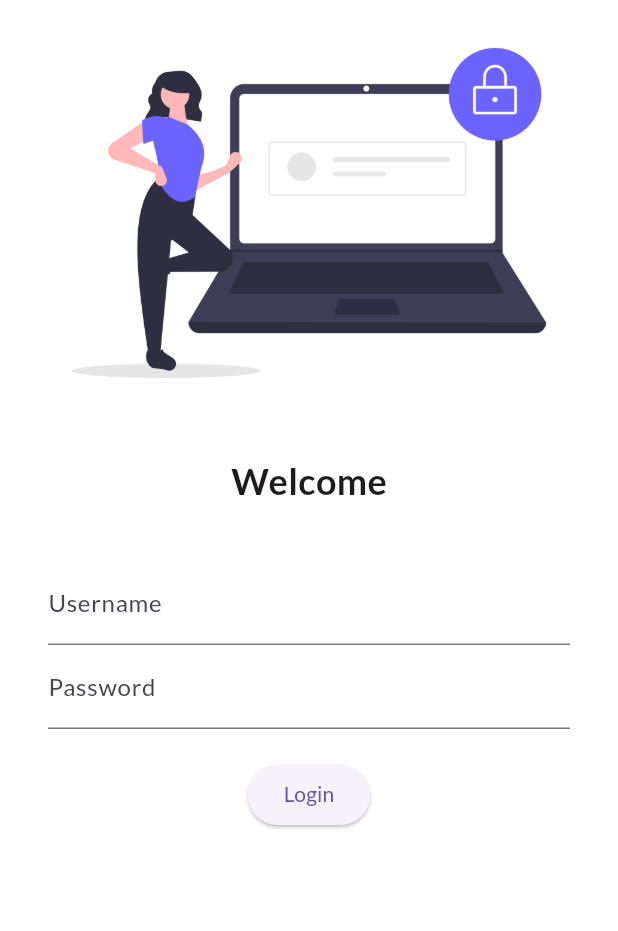
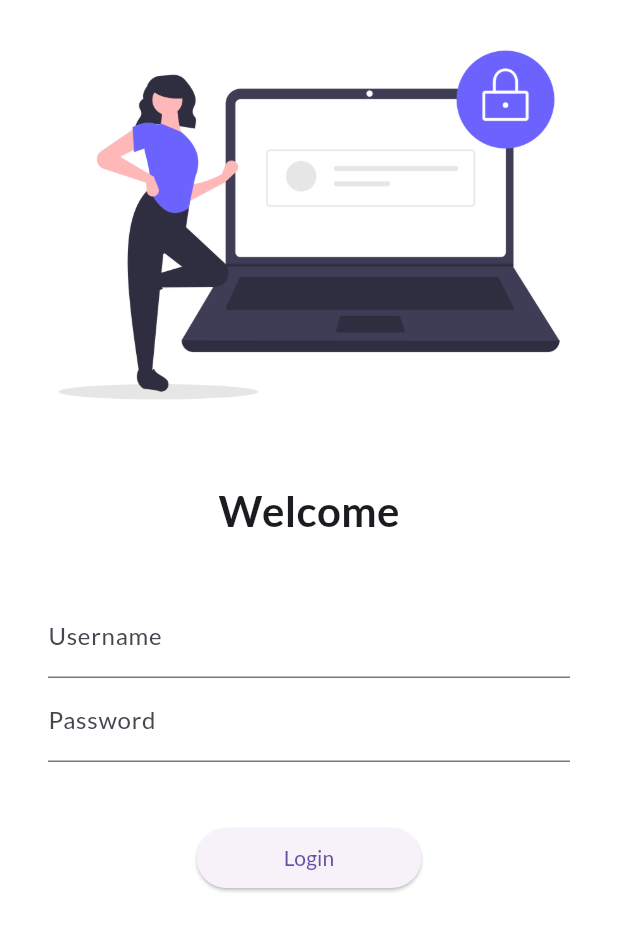
Before and after one commit to kishoriOS/demo, a Flutter app: the screen it shows after launch, on a phone screen of 412 x 824 dp. Shown: the top 931 px of the screen. Run offline on Flutter 3.47's test engine with Material 3 defaults, Android fonts, the phone set to English and light mode, and no system bars; our stand-ins replace google_fonts.

Commit message:
day 5 completed too Login page

```diff
--- a/lib/main.dart
+++ b/lib/main.dart
@@ -1,5 +1,6 @@
 import 'package:demo/pages/home_page.dart';
 import 'package:demo/pages/login_page.dart';
+import 'package:demo/utils/routes.dart';
 import 'package:flutter/material.dart';
 import 'package:google_fonts/google_fonts.dart';
 
@@ -15,12 +16,13 @@ class MyApp extends StatelessWidget {
       theme: ThemeData(
           primarySwatch: Colors.deepPurple,
           fontFamily: GoogleFonts.lato().fontFamily),
+      //debugShowCheckedModeBanner: false,
       darkTheme: ThemeData(brightness: Brightness.dark),
       initialRoute: "/login",
       routes: {
         "/": (context) => LoginPage(),
-        "/home": (context) => HomePage(),
-        "/login": (context) => LoginPage()
+        MyRoutes.homeRoute: (context) => HomePage(),
+        MyRoutes.loginRoute: (context) => LoginPage()
       },
     );
   }
--- a/lib/pages/login_page.dart
+++ b/lib/pages/login_page.dart
@@ -1,3 +1,4 @@
+import 'package:demo/utils/routes.dart';
 import 'package:flutter/material.dart';
 
 class LoginPage extends StatelessWidget {
@@ -5,25 +6,27 @@ class LoginPage extends StatelessWidget {
   Widget build(BuildContext context) {
     return Material(
         color: Colors.white,
+        child: SingleChildScrollView(
           child: Column(
             children: [
               Image.asset(
                 "assets/images/login.png",
                 fit: BoxFit.cover,
+                height: 300,
               ),
               SizedBox(
                 height: 20,
               ),
               Text(
                 "Welcome",
-              style: TextStyle(fontSize: 24, fontWeight: FontWeight.bold),
+                style: TextStyle(fontSize: 28, fontWeight: FontWeight.bold),
               ),
               SizedBox(
                 height: 20,
               ),
               Padding(
-              padding:
-                  const EdgeInsets.symmetric(vertical: 16.0, horizontal: 32.0),
+                padding: const EdgeInsets.symmetric(
+                    vertical: 16.0, horizontal: 32.0),
                 child: Column(
                   children: [
                     TextFormField(
@@ -36,19 +39,20 @@ class LoginPage extends StatelessWidget {
                           hintText: "Enter Password", labelText: "Password"),
                     ),
                     SizedBox(
-                    height: 20,
+                      height: 40,
                     ),
                     ElevatedButton(
                       child: Text("Login"),
-                    style: TextButton.styleFrom(),
+                      style: TextButton.styleFrom(minimumSize: Size(150, 40)),
                       onPressed: () {
-                      print("Hi Flutter");
+                        Navigator.pushNamed(context, MyRoutes.homeRoute);
                       },
                     )
                   ],
                 ),
               )
             ],
+          ),
         ));
   }
 }
--- /dev/null
+++ b/lib/utils/routes.dart
@@ -0,0 +1,4 @@
+class MyRoutes {
+  static String loginRoute = "/login";
+  static String homeRoute = "/home";
+}
```
Lines whose indentation alone changed are shown as unchanged.
